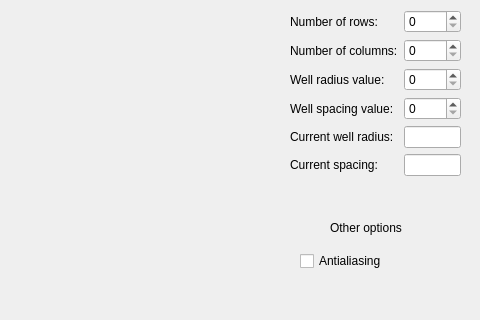
This is CustomWidgetDraw/mainwindow.ui in rondor1/pattern-table as Qt 5 draws it before an edit; both pictures show x 320 to 800 and y 0 to 320 of the 800 by 600 pixel window. The edited form follows.
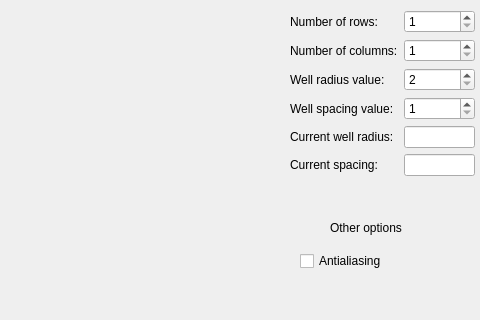
This is the edited form. Custom widgets are drawn as their Qt base class.

```diff
--- a/CustomWidgetDraw/mainwindow.ui
+++ b/CustomWidgetDraw/mainwindow.ui
@@ -19,7 +19,7 @@
      <rect>
       <x>610</x>
       <y>10</y>
-      <width>171</width>
+      <width>185</width>
       <height>192</height>
      </rect>
     </property>
@@ -32,7 +32,11 @@
       </widget>
      </item>
      <item row="0" column="1">
-      <widget class="QSpinBox" name="rowsSpinbox"/>
+      <widget class="QSpinBox" name="rowsSpinbox">
+       <property name="minimum">
+        <number>1</number>
+       </property>
+      </widget>
      </item>
      <item row="1" column="0">
       <widget class="QLabel" name="label_2">
@@ -42,7 +46,11 @@
       </widget>
      </item>
      <item row="1" column="1">
-      <widget class="QSpinBox" name="columnsSpinbox"/>
+      <widget class="QSpinBox" name="columnsSpinbox">
+       <property name="minimum">
+        <number>1</number>
+       </property>
+      </widget>
      </item>
      <item row="2" column="0">
       <widget class="QLabel" name="label_4">
@@ -52,7 +60,14 @@
       </widget>
      </item>
      <item row="2" column="1">
-      <widget class="QSpinBox" name="wellRadiusSpinBox"/>
+      <widget class="QSpinBox" name="wellRadiusSpinBox">
+       <property name="minimum">
+        <number>2</number>
+       </property>
+       <property name="maximum">
+        <number>1000</number>
+       </property>
+      </widget>
      </item>
      <item row="3" column="0">
       <widget class="QLabel" name="label_6">
@@ -62,7 +77,14 @@
       </widget>
      </item>
      <item row="3" column="1">
-      <widget class="QSpinBox" name="wellSpacingSpinBox"/>
+      <widget class="QSpinBox" name="wellSpacingSpinBox">
+       <property name="minimum">
+        <number>1</number>
+       </property>
+       <property name="maximum">
+        <number>500</number>
+       </property>
+      </widget>
      </item>
      <item row="4" column="0">
       <widget class="QLabel" name="label_3">
```
